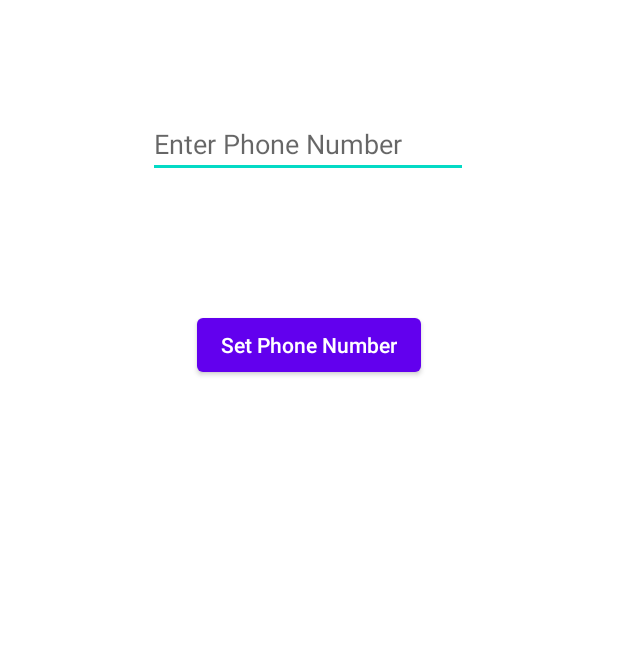
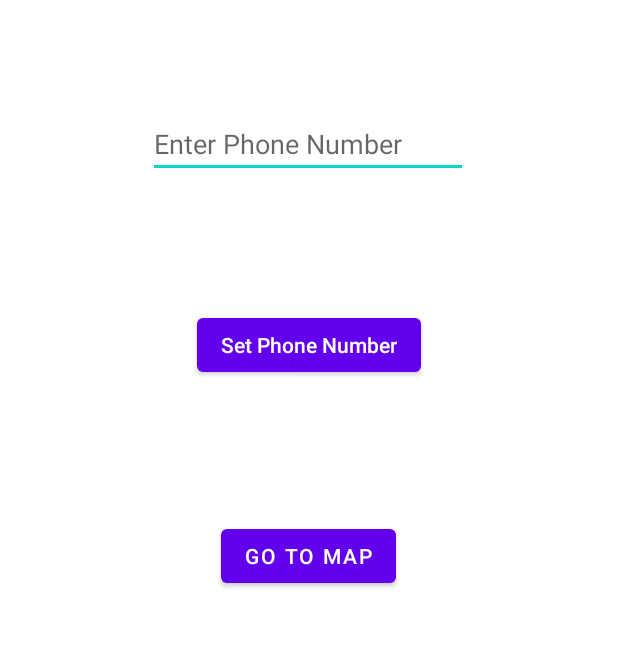
Before and after one commit to matthewScohen/bike_safe_android, an Android app: the screen it shows after launch (MainActivity), on a phone screen of 412 x 824 dp, the part 424-1071 px from its top. Run offline under Robolectric (Android 15) with nearby library versions, the phone set to English and light mode, and no system bars.

Commit message:
Added maps activity and navigation from main page

```diff
--- a/app/build.gradle
+++ b/app/build.gradle
@@ -1,5 +1,6 @@
 plugins {
     id 'com.android.application'
+    id 'com.google.android.libraries.mapsplatform.secrets-gradle-plugin'
 }
 
 android {
@@ -26,6 +27,9 @@
         sourceCompatibility JavaVersion.VERSION_1_8
         targetCompatibility JavaVersion.VERSION_1_8
     }
+    buildFeatures {
+        viewBinding true
+    }
 }
 
 dependencies {
@@ -33,6 +37,7 @@
     implementation 'androidx.appcompat:appcompat:1.4.1'
     implementation 'com.google.android.material:material:1.5.0'
     implementation 'androidx.constraintlayout:constraintlayout:2.1.3'
+    implementation 'com.google.android.gms:play-services-maps:18.0.2'
     testImplementation 'junit:junit:4.13.2'
     androidTestImplementation 'androidx.test.ext:junit:1.1.3'
     androidTestImplementation 'androidx.test.espresso:espresso-core:3.4.0'
--- a/app/src/main/java/com/example/bikesafe/MainActivity.java
+++ b/app/src/main/java/com/example/bikesafe/MainActivity.java
@@ -16,6 +16,7 @@
 import android.bluetooth.le.ScanFilter;
 import android.bluetooth.le.ScanResult;
 import android.bluetooth.le.ScanSettings;
+import android.content.Intent;
 import android.os.Bundle;
 import android.os.Handler;
 import android.util.Log;
@@ -117,6 +118,11 @@
         ble_gatt.writeCharacteristic(RX_CHAR);
     }
 
+    public void toMap(View view){
+        Intent intent = new Intent(this, MapsActivity.class);
+        startActivity(intent);
+    }
+
     public byte[] getMessage(){
         String number = phoneNum.getText().toString();
         if(number.length() == 12){
--- a/app/src/main/res/layout/activity_main.xml
+++ b/app/src/main/res/layout/activity_main.xml
@@ -47,4 +47,17 @@
         app:layout_constraintTop_toTopOf="parent"
         app:layout_constraintVertical_bias="0.601" />
 
+    <Button
+        android:id="@+id/button2"
+        android:layout_width="wrap_content"
+        android:layout_height="wrap_content"
+        android:text="Go to Map"
+        android:onClick="toMap"
+        app:layout_constraintBottom_toBottomOf="parent"
+        app:layout_constraintEnd_toEndOf="parent"
+        app:layout_constraintHorizontal_bias="0.498"
+        app:layout_constraintStart_toStartOf="parent"
+        app:layout_constraintTop_toBottomOf="@+id/button"
+        app:layout_constraintVertical_bias="0.388" />
+
 </androidx.constraintlayout.widget.ConstraintLayout>
--- a/app/src/main/res/values/strings.xml
+++ b/app/src/main/res/values/strings.xml
@@ -1,3 +1,4 @@
 <resources>
     <string name="app_name">BikeSafe</string>
+    <string name="title_activity_maps">MapsActivity</string>
 </resources>
--- a/build.gradle
+++ b/build.gradle
@@ -2,4 +2,5 @@
 plugins {
     id 'com.android.application' version '7.3.1' apply false
     id 'com.android.library' version '7.3.1' apply false
+    id 'com.google.android.libraries.mapsplatform.secrets-gradle-plugin' version '2.0.1' apply false
 }
```
Also changed, not shown: app/src/main/AndroidManifest.xml (+28 -3 lines), app/src/main/java/com/example/bikesafe/MapsActivity.java (added, +51 -0 lines), app/src/main/res/layout/activity_maps.xml (added, +9 -0 lines).
